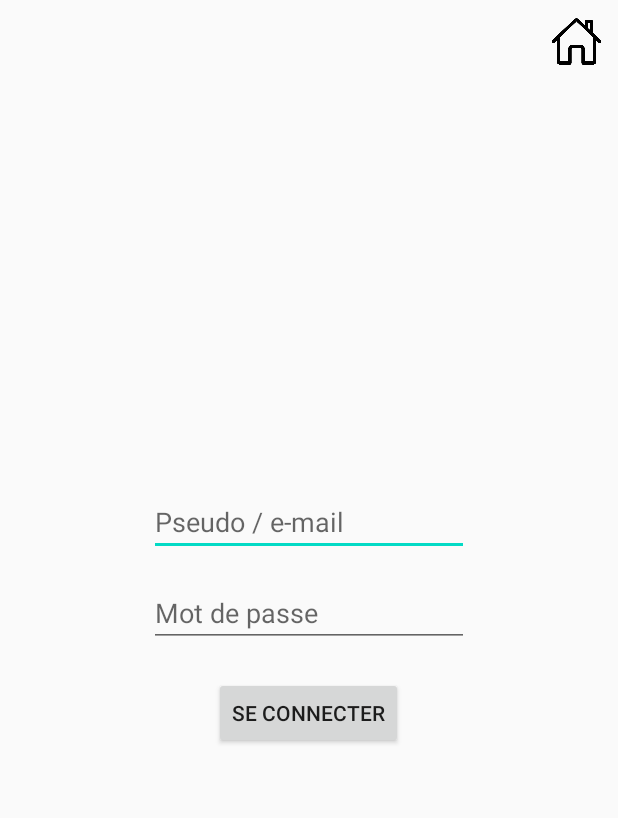
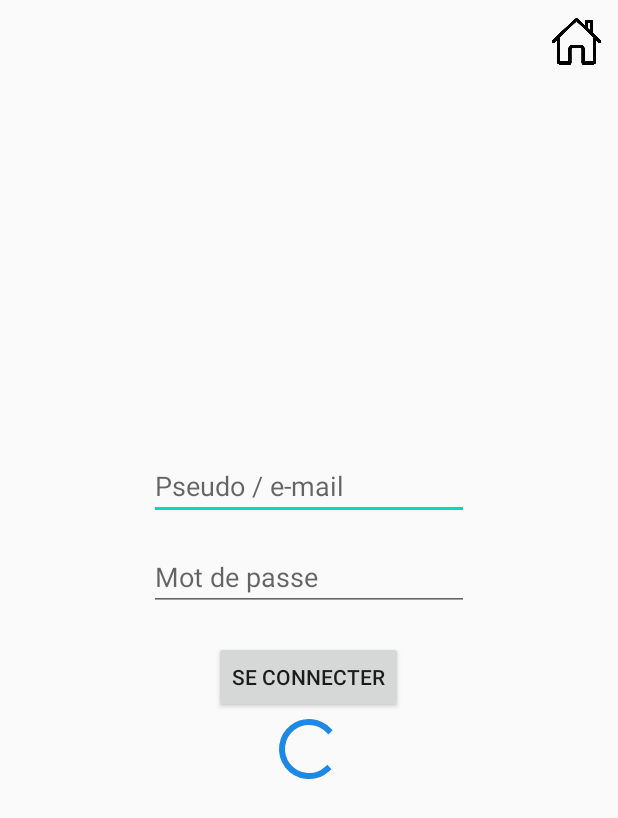
Before and after one commit to MartDel/CodeManager, an Android app: the SigninActivity screen opened directly, with no data from a screen before it, on a phone screen of 412 x 824 dp. Shown: the top 818 px of the screen. Run offline under Robolectric (Android 15) with nearby library versions, the phone set to English and light mode, and no system bars.

Commit message:
CodeManagerMobile : Add loadingBar in SignIn activity

```diff
--- a/CodeManagerMobile/app/src/main/java/fr/martdel/codemanagermobile/controlers/GitHubActivity.java
+++ b/CodeManagerMobile/app/src/main/java/fr/martdel/codemanagermobile/controlers/GitHubActivity.java
@@ -48,7 +48,6 @@ public class GitHubActivity extends AppCompatActivity {
         SharedPreferences settings = getSharedPreferences(PREF_USER, 0);
         String pseudo = settings.getString("pseudo", getResources().getString(R.string.pseudo_default));
         String mail = settings.getString("mail", getResources().getString(R.string.mail_default));
-        // Create user
         this.current_user = new User(pseudo, mail);
 
         Internet.doGetRequest("https://api.github.com/repos/MartDel/CodeManager/commits", new Callback() {
@@ -71,9 +70,7 @@ public class GitHubActivity extends AppCompatActivity {
                         String commitDate = commit.getJSONObject("author").getString("date");
 
                         boolean last = false;
-                        if(i == 0){
-                            last = true;
-                        }
+                        if(i == 0) last = true;
 
                         Commit currentCommit = new Commit(commitSha.substring(0, 7), commitMessage, commitAuthor, commitDate, last);
                         commits.add(currentCommit);
--- a/CodeManagerMobile/app/src/main/java/fr/martdel/codemanagermobile/controlers/SigninActivity.java
+++ b/CodeManagerMobile/app/src/main/java/fr/martdel/codemanagermobile/controlers/SigninActivity.java
@@ -32,6 +32,7 @@ public class SigninActivity extends AppCompatActivity {
     private EditText loginView, passwordView;
     private Button submitBtn;
     private ImageView homeBtn;
+
 
     @Override
     protected void onCreate(Bundle savedInstanceState) {
--- a/CodeManagerMobile/app/src/main/res/layout/activity_signin.xml
+++ b/CodeManagerMobile/app/src/main/res/layout/activity_signin.xml
@@ -56,6 +56,14 @@
             tools:layout_editor_absoluteX="122dp"
             tools:layout_editor_absoluteY="387dp" />
 
+        <ProgressBar
+            android:id="@+id/loadingSignin"
+            android:layout_gravity="center"
+            android:indeterminate="true"
+            android:indeterminateTint="@color/colorPrimary"
+            android:layout_width="wrap_content"
+            android:layout_height="wrap_content" />
+
     </LinearLayout>
 
 </androidx.constraintlayout.widget.ConstraintLayout>
```
